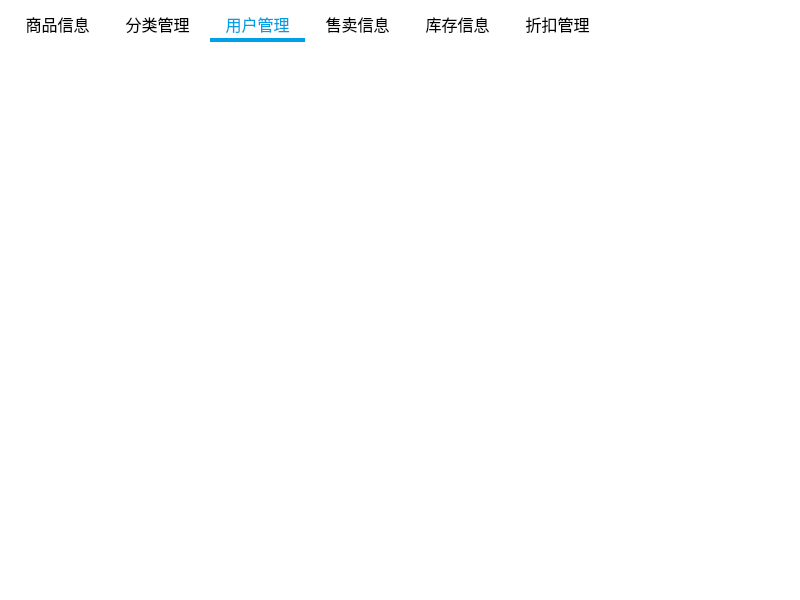
The window that MainWindow.ui (xmudbexp2021/SalesManager) describes before a commit, drawn with Qt 5.
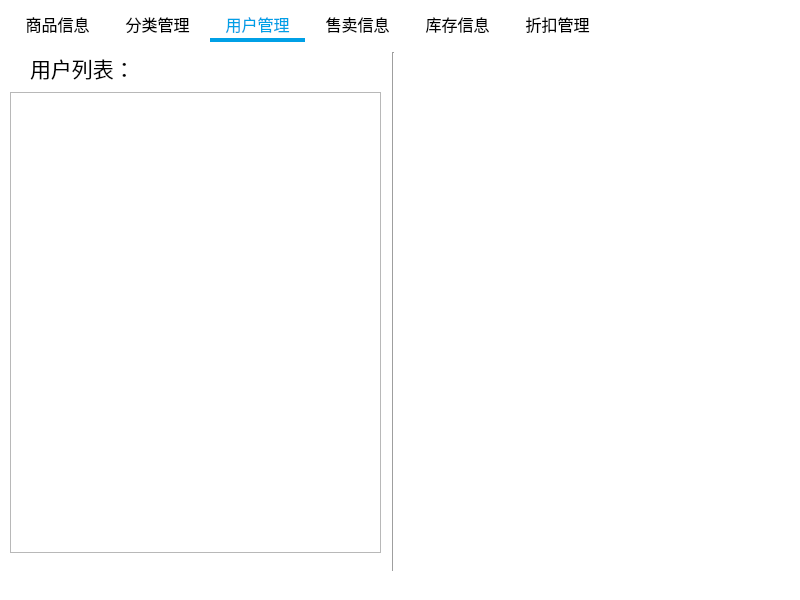
The same window after the commit. The open tabs and pages were chosen to show the change.

Commit message: 完善了表格的显示，完善了初始化操作“

Patch:
```diff
--- a/MainWindow.ui
+++ b/MainWindow.ui
@@ -343,6 +343,51 @@
      <attribute name="title">
       <string notr="true">用户管理</string>
      </attribute>
+     <widget class="Line" name="line">
+      <property name="geometry">
+       <rect>
+        <x>373</x>
+        <y>10</y>
+        <width>20</width>
+        <height>531</height>
+       </rect>
+      </property>
+      <property name="orientation">
+       <enum>Qt::Vertical</enum>
+      </property>
+     </widget>
+     <widget class="QTableView" name="userTable">
+      <property name="geometry">
+       <rect>
+        <x>0</x>
+        <y>50</y>
+        <width>371</width>
+        <height>461</height>
+       </rect>
+      </property>
+      <attribute name="horizontalHeaderDefaultSectionSize">
+       <number>70</number>
+      </attribute>
+     </widget>
+     <widget class="QLabel" name="label_2">
+      <property name="geometry">
+       <rect>
+        <x>20</x>
+        <y>10</y>
+        <width>111</width>
+        <height>31</height>
+       </rect>
+      </property>
+      <property name="font">
+       <font>
+        <family>微软雅黑</family>
+        <pointsize>16</pointsize>
+       </font>
+      </property>
+      <property name="text">
+       <string>用户列表：</string>
+      </property>
+     </widget>
     </widget>
     <widget class="QWidget" name="sellouts">
      <attribute name="title">
```
Left out of the diff: 2 changed lines with no effect on the pictures. The commit also changes 2 other files.
